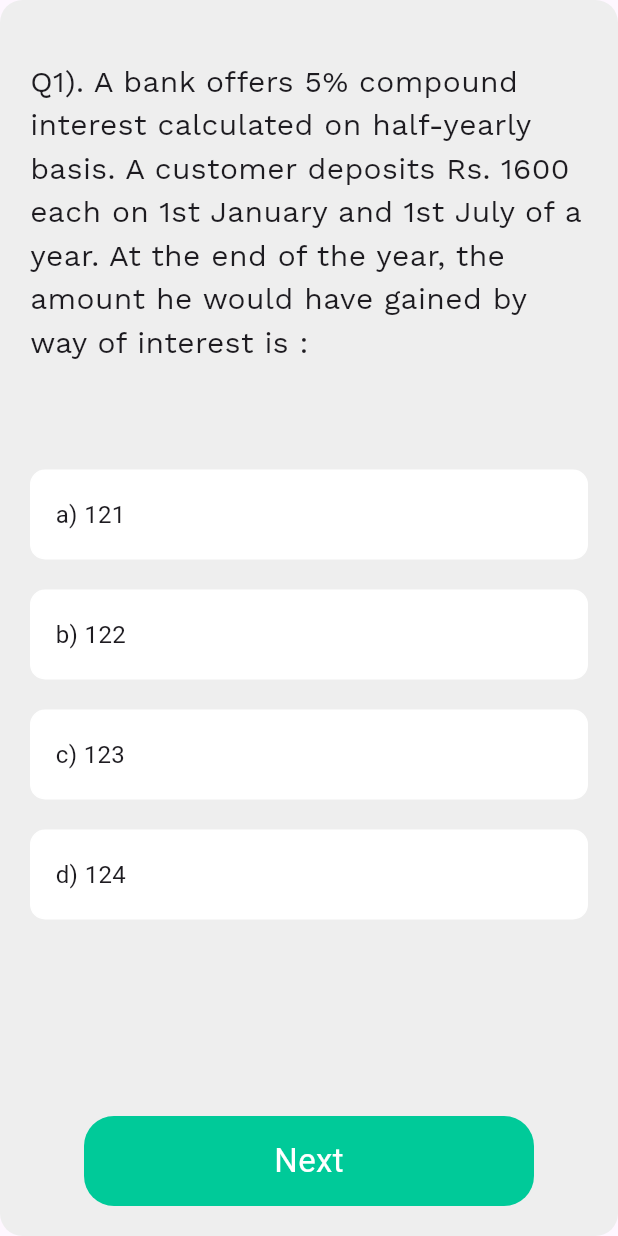
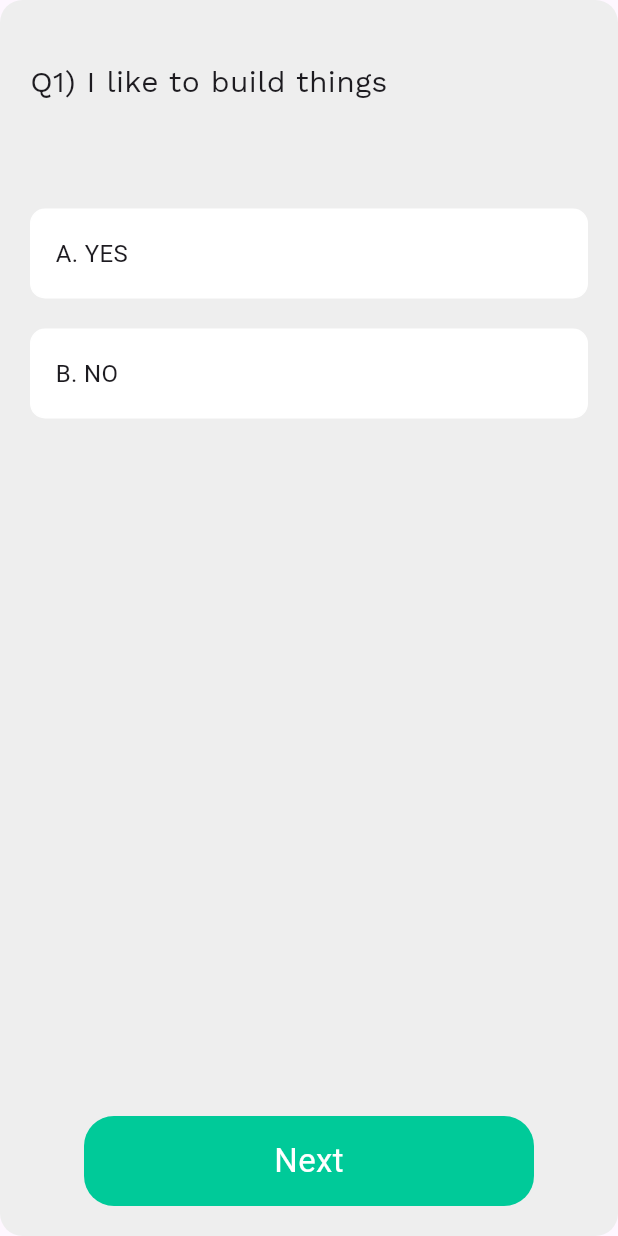
Before and after one commit to eDemy-SIH/eDemy-App, a Flutter app: the AptitudeTest screen opened by its route, on a phone screen of 412 x 824 dp. Run offline on Flutter 3.47's test engine with Material 3 defaults, Android fonts, the phone set to English and light mode, and no system bars; our stand-ins replace cloud_firestore, firebase_auth, firebase_core, hive, hive_flutter, pie_chart and 2 more; accounts and stored records are empty.

Commit message:
further updates

```diff
--- a/lib/main.dart
+++ b/lib/main.dart
@@ -1,9 +1,10 @@
 import 'package:firebase_core/firebase_core.dart';
 import 'package:sih_app/firebase_options.dart';
 import 'package:sih_app/pages/aichat.dart';
+import 'package:sih_app/pages/career_list.dart';
 import 'package:sih_app/pages/discover_jobs.dart';
 import 'package:sih_app/pages/education_info.dart';
-import 'package:sih_app/pages/aptitude.dart';
+import 'package:sih_app/pages/character.dart';
 import 'package:sih_app/pages/login.dart';
 import 'package:sih_app/pages/student_info.dart';
 import 'package:sih_app/pages/get_started.dart';
@@ -71,6 +72,7 @@ class _MyAppState extends State<MyApp> {
         Myroutes.educationInfoRoute: (context) => EducationInfo(),
         Myroutes.hobbyRoute: (context) => Hobbies(),
         Myroutes.discoverRoute: (context) => DiscoverCareers(),
+         Myroutes.careerListRote: (context) => CareerListPage(),
         Myroutes.aptitudeRoute: (context) => AptitudeTest(),
         Myroutes.aichatRoute: (context) => ChatScreen(),
         Myroutes.chatAuthRoute: (context) => AuthPage(),
--- a/lib/pages/aptitude.dart
+++ b/lib/pages/character.dart
@@ -5,6 +5,7 @@ import 'package:hive/hive.dart';
 import 'package:sih_app/db/db.dart';
 import 'package:sih_app/pages/home.dart';
 import 'package:sih_app/widgets/anwer_card.dart';
+import 'package:sih_app/widgets/motivate.dart';
 import 'package:sih_app/widgets/next_buttons.dart';
 import 'package:sih_app/widgets/question_list.dart';
 import 'package:velocity_x/velocity_x.dart';
@@ -20,6 +21,7 @@ class _AptitudeTestState extends State<AptitudeTest> {
   int ? selectedAnswerIndex;
   int questionIndex=0;
   int score=0;
+  int counter=0;
 
   final aptitudebox = Hive.box("Aptitude_db");
   AptitudeDB db = AptitudeDB();
@@ -62,6 +64,7 @@ class _AptitudeTestState extends State<AptitudeTest> {
       questionIndex++;
       selectedAnswerIndex=null;
     }
+    counter+=1;
     setState(() {});
   }
 
@@ -81,9 +84,12 @@ class _AptitudeTestState extends State<AptitudeTest> {
               crossAxisAlignment: CrossAxisAlignment.start,
               children: [
 
+
                 Padding(
                   padding: EdgeInsets.only(top: 40,left: 20,right: 20),
-                  child: Text(
+                  child:
+                  counter==3? null:
+                  Text(
                     question.question,
                     style:  TextStyle(fontSize: 20, fontFamily: 'FontMain'),
                   ),
@@ -92,7 +98,12 @@ class _AptitudeTestState extends State<AptitudeTest> {
 
                 Padding(
                   padding: EdgeInsets.only(top: 30,left: 20,right: 20),
-                  child: ListView.builder(
+
+                  child:
+                  counter==3?
+                  MotivateForTest(question: 'You are doing Great', ):
+
+                  ListView.builder(
                     shrinkWrap: true,
                     itemCount: question.options.length,
                     itemBuilder: (context,index){
@@ -120,7 +131,7 @@ class _AptitudeTestState extends State<AptitudeTest> {
                         child: GestureDetector(
                           onTap: () => {
                             selectedAnswerIndex!=null ?
-                            goHome():null
+                            goHome(): null
                             },
                           child: NextButton(text: "Submit")
                         ),
@@ -135,7 +146,9 @@ class _AptitudeTestState extends State<AptitudeTest> {
                         child: GestureDetector(
                           onTap: () => {
 
-                            selectedAnswerIndex!=null ? goNext() : null
+                            selectedAnswerIndex!=null ? goNext() :
+                            counter==3? goNext():
+                            null
                             },
                           child: NextButton(text: "Next")
                         ),
--- a/lib/pages/home.dart
+++ b/lib/pages/home.dart
@@ -22,7 +22,7 @@ class _HomePageState extends State<HomePage> {
   AptitudeDB db = AptitudeDB();
 
   int score=0;
-  int total=questions.length;
+  int total=questions.length-1;
   @override
   void initState() {
 
@@ -116,7 +116,7 @@ class _HomePageState extends State<HomePage> {
 
               Center(
                 child: Text(
-                  "Based on the score and inputs provided here are some careers recomended for you",
+                  "Based on the character assessment score and inputs provided here are some careers recomended for you",
                   style:
                   TextStyle(fontSize: 14,color: Colors.grey[700], fontFamily: 'FontMain'),
                   textAlign: TextAlign.center,
--- a/lib/utils/routes.dart
+++ b/lib/utils/routes.dart
@@ -7,6 +7,9 @@ class Myroutes{
   static String airCarbonRoute = "/airCarbon";
   static String authRoute = "/auth";
   static String discoverRoute = "/discover";
+
+  static String careerListRote = "/careerList";
+
   static String aptitudeRoute = "/aptitude";
   static String aichatRoute = "/aichat";
   static String loginRoute = "/login";
--- a/lib/widgets/anwer_card.dart
+++ b/lib/widgets/anwer_card.dart
@@ -20,8 +20,8 @@ class AnswerCard extends StatelessWidget {
 
   @override
   Widget build(BuildContext context) {
-    bool isCorrectAnswer = currentIndex == correctAnswerIndex;
-    bool isWrongAnswer = !isCorrectAnswer && isSelected;
+    // bool isCorrectAnswer = currentIndex == correctAnswerIndex;
+    bool isAnswer = isSelected;
     return Padding(
       padding: const EdgeInsets.symmetric(
         vertical: 10.0,
@@ -35,10 +35,10 @@ class AnswerCard extends StatelessWidget {
                 color: Colors.white,
                 borderRadius: BorderRadius.circular(10),
                 border: Border.all(
-                  color: isCorrectAnswer
-                      ? const Color.fromARGB(255, 96, 233, 100)
-                      : isWrongAnswer
-                          ? const Color.fromARGB(255, 226, 69, 58)
+                   color:
+                      // ? const Color.fromARGB(255, 96, 233, 100)
+                      isAnswer
+                          ? const Color.fromARGB(255, 96, 233, 100)
                           : Colors.white,
                   width: 3,
                 ),
@@ -55,11 +55,10 @@ class AnswerCard extends StatelessWidget {
                     ),
                   ),
                   const SizedBox(height: 10),
-                  isCorrectAnswer
-                      ? buildCorrectIcon()
-                      : isWrongAnswer
-                          ? buildWrongIcon()
-                          : const SizedBox.shrink(),
+
+                  isAnswer
+                    ? buildWrongIcon()
+                      : const SizedBox.shrink(),
                 ],
               ),
             )
@@ -102,9 +101,9 @@ Widget buildCorrectIcon() => const CircleAvatar(
 
 Widget buildWrongIcon() => const CircleAvatar(
       radius: 15,
-      backgroundColor: Color.fromARGB(255, 226, 69, 58),
+      backgroundColor: Color.fromARGB(255, 96, 233, 100),
       child: Icon(
-        Icons.close,
+        Icons.check,
         color: Colors.white,
       ),
     );
--- a/lib/widgets/question_list.dart
+++ b/lib/widgets/question_list.dart
@@ -3,155 +3,347 @@ import 'package:sih_app/widgets/question.dart';
 
 const List<Question> questions = [
   Question(
-    question: 'Q1). A bank offers 5% compound interest calculated on half-yearly basis. A customer deposits Rs. 1600 each on 1st January and 1st July of a year. At the end of the year, the amount he would have gained by way of interest is : ',
-    correctAnswerIndex: 1,
+    question: "Q1) I like to build things",
+    correctAnswerIndex: 0,
     options: [
-      'a) 121',
-      'b) 122',
-      'c) 123',
-      'd) 124',
+      'A. YES',
+      'B. NO',
     ],
   ),
   Question(
-    question: 'Q2). The difference between simple and compound interests compounded annually on a certain sum of money for 2 years at 4% per annum is Re. 1. The sum (in Rs.) is : ',
+    question: "Q2) I like to take care of animals",
     correctAnswerIndex: 0,
     options: [
-      'a) 625',
-      'b) 630',
-      'c) 640',
-      'd) 659',
+      'A. YES',
+      'B. NO',
     ],
   ),
   Question(
-    question: 'Q3). There is 60% increase in an amount in 6 years at simple interest. What will be the compound interest of Rs. 12,000 after 3 years at the same rate ?',
-    correctAnswerIndex: 2,
+    question: "Q3) I like putting things together or assembling things",
+    correctAnswerIndex: 0,
     options: [
-      'a) 2160',
-      'b) 3120',
-      'c) 3972',
-      'd) 6240',
+      'A. YES',
+      'B. NO',
     ],
   ),
   Question(
-    question: 'Q4). What is the difference between the compound interests on Rs. 5000 for 1 years at 4% per annum compounded yearly and half-yearly ?',
+    question: "Q3) I like putting things together or assembling things",
     correctAnswerIndex: 0,
     options: [
-      'a) Rs. 2.04',
-      'b) Rs. 3.06',
-      'c) Rs. 4.80',
-      'd) Rs. 8.30',
+      'A. YES',
+      'B. NO',
     ],
   ),
   Question(
-    question: 'Q5). The compound interest on Rs. 30,000 at 7% per annum is Rs. 4347. The period (in years) is :',
+    question: 'Q4) I like to cook',
     correctAnswerIndex: 0,
     options: [
-      'a) 2',
-      'b) 2.5',
-      'c) 3',
-      'd) 4',
+      'A. YES',
+      'B. NO',
     ],
   ),
   Question(
-    question: "Q6). Which of the following words is an antonym (opposite) of ' Eloquent '?",
+    question: 'Q5) I am a practical person',
     correctAnswerIndex: 0,
     options: [
-      'a) Inarticulate',
-      'b) Fluent',
-      'c) Voluble',
-      'd) Loquacious',
+      'A. YES',
+      'B. NO',
     ],
   ),
-  Question(
-    question: 'Q7). Fill in the blank : If I were you, I _____ consider the job offer seriously.',
-    correctAnswerIndex: 2,
-    options: [
-      'a) Ought',
-      'b) Can',
-      'c) Would',
-      'd) Must',
-    ],
-  ),
-  Question(
-    question: "Q8). Choose the synonym for the word 'Ardent' :",
-    correctAnswerIndex: 1,
-    options: [
-      'a) Lukewarm',
-      'b) Enthusiastic',
-      'c) Apathetic',
-      'd) Indifferent',
-    ],
-  ),
-  Question(
-    question:"Q9). Complete the analogy: 'Ocean is to water as forest is to ______.' :",
-    correctAnswerIndex: 0,
-    options: [
-      'a) Trees',
-      'b) Leaves',
-      'c) Soil',
-      'd) Mountain',
-    ],
-  ),
-    Question(
-    question: '10. Identify the grammatically incorrect sentence :',
-    correctAnswerIndex: 1,
-    options: [
-      'a) She sings beautifully.',
-      'b) They was late for the meeting.',
-      'c) He reads books every evening.',
-      'd) We have already eaten dinner.',
-    ],
-  ),
-  Question(
-    question: '11. Choose the word that best fits in the blank : His actions spoke ______ than his words.',
-    correctAnswerIndex: 2,
-    options: [
-      'a) Lighter',
-      'b) Less',
-      'c) Louder',
-      'd) Lesser',
-    ],
-  ),
-  Question(
-    question:
-        '12. Which of the following is NOT a renewable source of energy ?',
-    correctAnswerIndex: 2,
-    options: [
-      'a) Solar power',
-      'b) Wind power',
-      'c) Natural gas',
-      'd) Hydroelectric power',
-    ],
-  ),
-  Question(
-    question: '13. What is the chemical symbol for the element oxygen ?',
-    correctAnswerIndex: 1,
-    options: [
-      'a) O2',
-      'b) O',
-      'c) Om',
-      'd) Oz',
-    ],
-  ),
-  Question(
-    question: '14. Who painted the famous artwork - Mona Lisa ?',
-    correctAnswerIndex: 2,
-    options: [
-      'a) Vincent van Gogh',
-      'b) Pablo Picasso',
-      'c) Leonardo da Vinci',
-      'd) Leonardo Di Caprio',
-    ],
-  ),
-  Question(
-    question:
-        '15. Which artistic movement is known for its use of bright colors, bold shapes, and abstraction of reality ?',
-    correctAnswerIndex: 2,
-    options: [
-      'a) Impressionism',
-      'b) Cubism',
-      'c) Surrealism',
-      'd) Abstract Expressionism',
-    ],
-  ),
+  // Question(
+  //   question: "Q6). I like working outdoors",
+  //   correctAnswerIndex: 0,
+  //   options: [
+  //     'A. YES',
+  //     'B. NO',
+  //   ],
+  // ),
+  // Question(
+  //   question: 'Q7) I like to do puzzles',
+  //   correctAnswerIndex: 0,
+  //   options: [
+  //     'A. YES',
+  //     'B. NO',
+  //   ],
+  // ),
+  // Question(
+  //   question: "Q8) I like to do experiments",
+  //   correctAnswerIndex: 0,
+  //   options: [
+  //     'A. YES',
+  //     'B. NO',
+  //   ],
+  // ),
+  // Question(
+  //   question:"Q9) I enjoy science",
+  //   correctAnswerIndex: 0,
+  //   options: [
+  //     'A. YES',
+  //     'B. NO',
+  //   ],
+  // ),
+  //   Question(
+  //   question: 'Q10) I enjoy trying to figure out how things work',
+  //   correctAnswerIndex: 0,
+  //   options: [
+  //     'A. YES',
+  //     'B. NO',
+  //   ],
+  // ),
+  // Question(
+  //   question: 'Q11) I like to analyze things (problems\/situations)',
+  //   correctAnswerIndex: 0,
+  //   options: [
+  //     'A. YES',
+  //     'B. NO',
+  //   ],
+  // ),
+  // Question(
+  //   question:'Q12) I like working with numbers or charts',
+  //   correctAnswerIndex: 0,
+  //   options: [
+  //     'A. YES',
+  //     'B. NO',
+  //   ],
+  // ),
+  // Question(
+  //   question: 'Q13) I am good at math',
+  //   correctAnswerIndex: 0,
+  //   options: [
+  //     'A. YES',
+  //     'B. NO',
+  //   ],
+  // ),
+  // Question(
+  //   question: 'Q14) I am good at working independently',
+  //   correctAnswerIndex: 0,
+  //   options: [
+  //     'A. YES',
+  //     'B. NO',
+  //   ],
+  // ),
+  // Question(
+  //   question:'Q15) I like to read about art and music',
+  //   correctAnswerIndex: 0,
+  //   options: [
+  //     'A. YES',
+  //     'B. NO',
+  //   ],
+  // ),
+  //  Question(
+  //   question:'Q16) I enjoy creative writing',
+  //   correctAnswerIndex: 0,
+  //   options: [
+  //     'A. YES',
+  //     'B. NO',
+  //   ],
+  // ),
+  //  Question(
+  //   question:'Q17) I am a creative person',
+  //   correctAnswerIndex: 0,
+  //   options: [
+  //     'A. YES',
+  //     'B. NO',
+  //   ],
+  // ),
+  //  Question(
+  //   question:'Q18) I like to play instruments or sing',
+  //   correctAnswerIndex: 0,
+  //   options: [
+  //     'A. YES',
+  //     'B. NO',
+  //   ],
+  // ),
+  //  Question(
+  //   question:'Q19) I like acting in plays',
+  //   correctAnswerIndex: 0,
+  //   options: [
+  //     'A. YES',
+  //     'B. NO',
+  //   ],
+  // ),
+  //  Question(
+  //   question:'Q20) I like to draw',
+  //   correctAnswerIndex: 0,
+  //   options: [
+  //     'A. YES',
+  //     'B. NO',
+  //   ],
+  // ),
+  //  Question(
+  //   question:'Q21) I like to work in teams',
+  //   correctAnswerIndex: 0,
+  //   options: [
+  //     'A. YES',
+  //     'B. NO',
+  //   ],
+  // ),
+  //  Question(
+  //   question:'Q22) I like to teach or train people',
+  //   correctAnswerIndex: 0,
+  //   options: [
+  //     'A. YES',
+  //     'B. NO',
+  //   ],
+  // ),
+  //  Question(
+  //   question:'Q23) I like trying to help people solve their problems',
+  //   correctAnswerIndex: 0,
+  //   options: [
+  //     'A. YES',
+  //     'B. NO',
+  //   ],
+  // ),
+  //  Question(
+  //   question:'Q24) I am interested in healing people',
+  //   correctAnswerIndex: 0,
+  //   options: [
+  //     'A. YES',
+  //     'B. NO',
+  //   ],
+  // ),
+  //  Question(
+  //   question:'Q25) I enjoy learning about other cultures',
+  //   correctAnswerIndex: 0,
+  //   options: [
+  //     'A. YES',
+  //     'B. NO',
+  //   ],
+  // ),
+  //  Question(
+  //   question:'Q26) I like to get into discussions about issues',
+  //   correctAnswerIndex: 0,
+  //   options: [
+  //     'A. YES',
+  //     'B. NO',
+  //   ],
+  // ),
+  //  Question(
+  //   question:'Q27) I like helping people',
+  //   correctAnswerIndex: 0,
+  //   options: [
+  //     'A. YES',
+  //     'B. NO',
+  //   ],
+  // ),
+  //  Question(
+  //   question:'Q28) I am an ambitious person',
+  //   correctAnswerIndex: 0,
+  //   options: [
+  //     'A. YES',
+  //     'B. NO',
+  //   ],
+  // ),
+  //  Question(
+  //   question:'Q29) I set goals for myself',
+  //   correctAnswerIndex: 0,
+  //   options: [
+  //     'A. YES',
+  //     'B. NO',
+  //   ],
+  // ),
+  //  Question(
+  //   question:'Q30) I like to try to influence or persuade people',
+  //   correctAnswerIndex: 0,
+  //   options: [
+  //     'A. YES',
+  //     'B. NO',
+  //   ],
+  // ),
+  // Question(
+  //   question:'Q31) I like selling things',
+  //   correctAnswerIndex: 0,
+  //   options: [
+  //     'A. YES',
+  //     'B. NO',
+  //   ],
+  // ),
+  // Question(
+  //   question:'Q32) I am quick to take on new responsibilities',
+  //   correctAnswerIndex: 0,
+  //   options: [
+  //     'A. YES',
+  //     'B. NO',
+  //   ],
+  // ),
+  // Question(
+  //   question:'Q33) I would like to start my own business',
+  //   correctAnswerIndex: 0,
+  //   options: [
+  //     'A. YES',
+  //     'B. NO',
+  //   ],
+  // ),
+  // Question(
+  //   question:'Q34) I like to lead',
+  //   correctAnswerIndex: 0,
+  //   options: [
+  //     'A. YES',
+  //     'B. NO',
+  //   ],
+  // ),
+  // Question(
+  //   question:'Q35) I like to give speeches',
+  //   correctAnswerIndex: 0,
+  //   options: [
+  //     'A. YES',
+  //     'B. NO',
+  //   ],
+  // ),
+  // Question(
+  //   question:'Q36) I like to organize things (files, desks, offices)',
+  //   correctAnswerIndex: 0,
+  //   options: [
+  //     'A. YES',
+  //     'B. NO',
+  //   ],
+  // ),
+  // Question(
+  //   question:'Q37) I like to have clear instructions to follow',
+  //   correctAnswerIndex: 0,
+  //   options: [
+  //     'A. YES',
+  //     'B. NO',
+  //   ],
+  // ),
+  // Question(
+  //   question:'Q38) I wouldn,t mind working 8 hours per day in an office',
+  //   correctAnswerIndex: 0,
+  //   options: [
+  //     'A. YES',
+  //     'B. NO',
+  //   ],
+  // ),
+  // Question(
+  //   question:'Q39) I pay attention to details',
+  //   correctAnswerIndex: 0,
+  //   options: [
+  //     'A. YES',
+  //     'B. NO',
+  //   ],
+  // ),
+  // Question(
+  //   question:'Q40) I like to do filing or typing',
+  //   correctAnswerIndex: 0,
+  //   options: [
+  //     'A. YES',
+  //     'B. NO',
+  //   ],
+  // ),
+  // Question(
+  //   question:'Q41) I am good at keeping records of my work',
+  //   correctAnswerIndex: 0,
+  //   options: [
+  //     'A. YES',
+  //     'B. NO',
+  //   ],
+  // ),
+  // Question(
+  //   question:'Q42) I would like to work in an office',
+  //   correctAnswerIndex: 0,
+  //   options: [
+  //     'A. YES',
+  //     'B. NO',
+  //   ],
+  // ),
 ];
```
Also changed, not shown: lib/pages/career_list.dart (added, +85 -0 lines), lib/pages/discover_jobs.dart (+35 -12 lines), lib/widgets/carrer_tile.dart (added, +53 -0 lines), lib/widgets/motivate.dart (added, +15 -0 lines).
